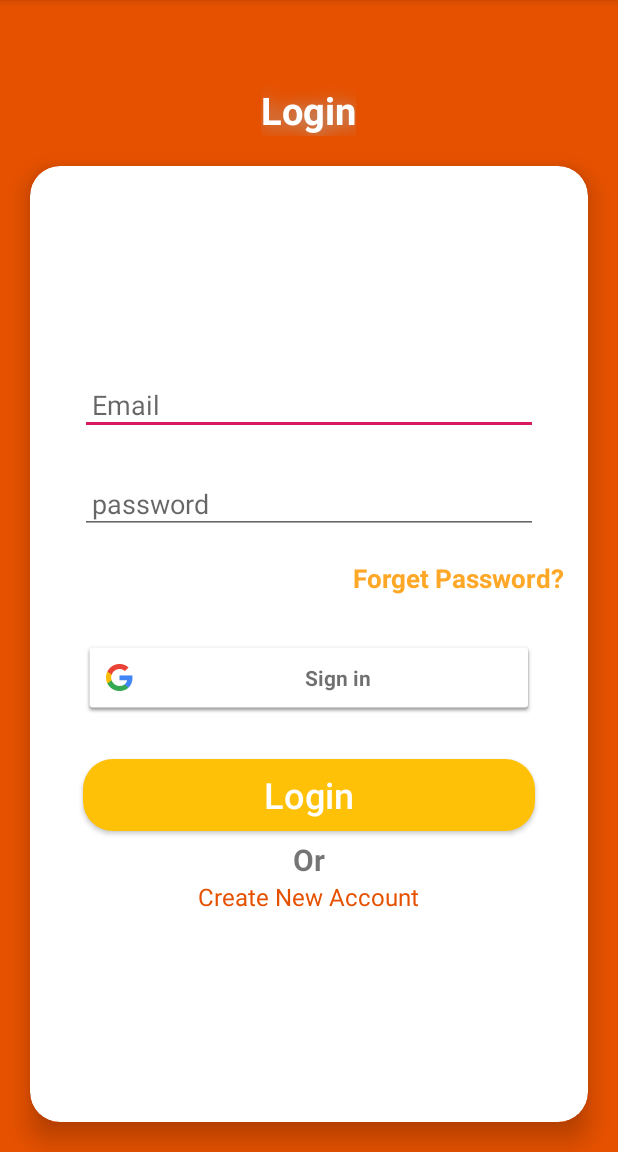
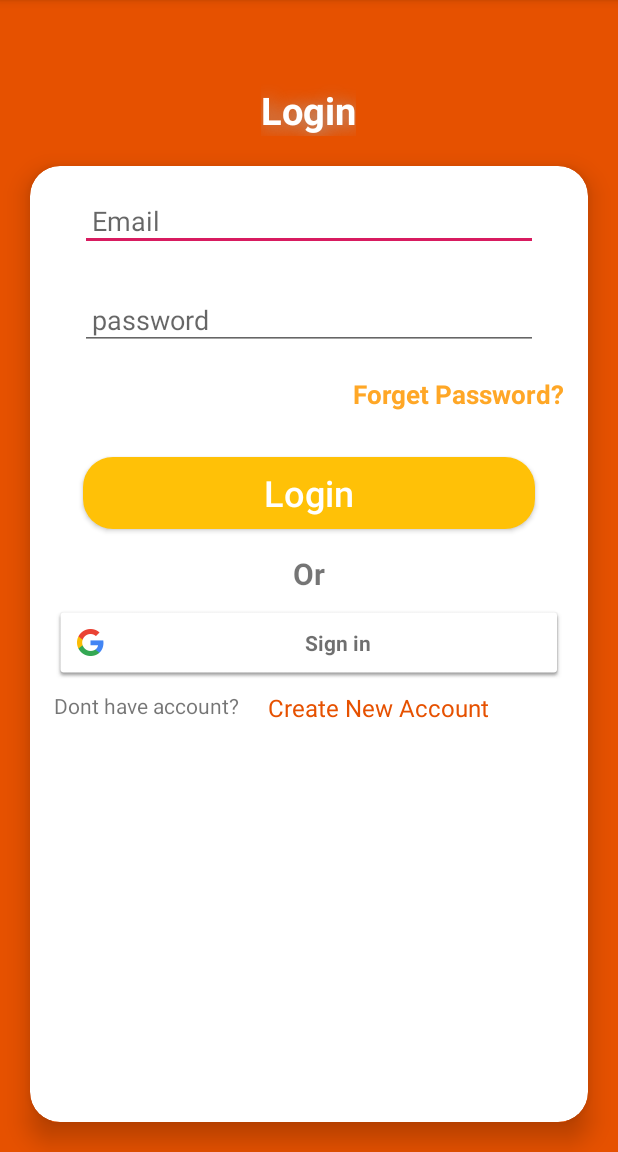
Before and after one commit to Omar4518/Pharma, an Android app: the screen it shows after launch (LoginActivityUser), after a tap on "USER LOGIN", on a phone screen of 412 x 824 dp, the part 84-1236 px from its top. Run offline under Robolectric (Android 15) with nearby library versions, the phone set to English and light mode, and no system bars; our stand-ins replace Firebase (no records; nobody signed in at launch, a user with empty details on screens opened directly).

Commit message:
login user design

```diff
--- a/app/src/main/res/layout/activity_login_user.xml
+++ b/app/src/main/res/layout/activity_login_user.xml
@@ -59,9 +59,9 @@
             app:cardElevation="10dp">
 
 
-            <LinearLayout
+            <RelativeLayout
                 android:layout_width="match_parent"
-                android:layout_height="match_parent"
+                android:layout_height="wrap_content"
                 android:gravity="center"
                 android:orientation="vertical"
                 android:padding="16dp">
@@ -80,6 +80,7 @@
                 <EditText
                     android:id="@+id/login_password_user"
                     android:layout_width="match_parent"
+                    android:layout_below="@id/login_email_user"
                     android:layout_height="wrap_content"
                     android:layout_marginLeft="17dp"
                     android:layout_marginTop="25dp"
@@ -93,25 +94,13 @@
                     android:id="@+id/forget_password_link_login_user"
                     android:layout_width="match_parent"
                     android:layout_height="wrap_content"
+                    android:layout_below="@id/login_password_user"
                     android:layout_marginTop="17dp"
                     android:text="@string/text_view_forget_password_user"
                     android:textAlignment="textEnd"
                     android:textColor="@color/colorPrimary"
                     android:textSize="17sp"
                     android:textStyle="bold" />
-
-                <com.google.android.gms.common.SignInButton
-                    android:id="@+id/login_button_user_google"
-                    android:layout_width="match_parent"
-                    android:layout_height="wrap_content"
-                    android:layout_marginLeft="19dp"
-                    android:layout_marginTop="30dp"
-                    android:layout_marginRight="19dp"
-                    android:text="@string/login_button_user2"
-                    android:textAllCaps="false"
-                    android:textColor="@android:color/background_light"
-                    android:textSize="24sp" />
-
                 <Button
                     android:id="@+id/login_button_user"
                     android:layout_width="match_parent"
@@ -123,20 +112,39 @@
                     android:text="@string/login_button_user"
                     android:textAllCaps="false"
                     android:textColor="@android:color/background_light"
+                    android:textSize="24sp"
+                    android:layout_below="@id/forget_password_link_login_user"/>
+
+                <com.google.android.gms.common.SignInButton
+                    android:id="@+id/login_button_user_google"
+                    android:layout_width="match_parent"
+                    android:layout_height="wrap_content"
+                    android:layout_marginTop="8dp"
+                    android:layout_below="@id/text_or"
+                    android:text="@string/login_button_user2"
+                    android:textAllCaps="false"
+                    android:textColor="@android:color/background_light"
                     android:textSize="24sp" />
 
                 <TextView
                     android:layout_width="wrap_content"
                     android:layout_height="wrap_content"
-                    android:layout_marginLeft="19dp"
-                    android:layout_marginTop="5dp"
-                    android:layout_marginRight="19dp"
-                    android:shadowDx="2"
-                    android:shadowDy="2"
-                    android:shadowRadius="15"
+                    android:layout_marginTop="16dp"
                     android:text="@string/text_or_user"
                     android:textSize="20sp"
-                    android:textStyle="bold" />
+                    android:textStyle="bold"
+                    android:layout_below="@id/login_button_user"
+                    android:layout_centerHorizontal="true"
+                    android:id="@+id/text_or"
+
+                    />
+                <TextView
+                    android:layout_width="wrap_content"
+                    android:layout_height="wrap_content"
+                    android:id="@+id/text_dont_have_account"
+                    android:layout_below="@id/login_button_user_google"
+                    android:text="@string/text_dont_have_account"
+                    android:layout_marginTop="8dp"/>
 
                 <TextView
                     android:id="@+id/login_create_new_account_text_user"
@@ -147,10 +155,13 @@
                     android:text="@string/login_create_new_account_text_user"
                     android:textAllCaps="false"
                     android:textSize="16sp"
-                    android:textColor="@color/colorPrimaryDark"/>
+                    android:textColor="@color/colorPrimaryDark"
+                    android:layout_below="@id/login_button_user_google"
+                    android:layout_toEndOf="@id/text_dont_have_account"
+                    android:layout_marginTop="8dp"/>
 
 
-            </LinearLayout>
+            </RelativeLayout>
         </androidx.cardview.widget.CardView>
 
 
--- a/app/src/main/res/values/strings.xml
+++ b/app/src/main/res/values/strings.xml
@@ -35,6 +35,7 @@
     <string name="login_create_new_account_text_user">Create New Account</string>
     <string name="login_button_user">Login</string>
     <string name="login_button_user2">Login Google</string>
+    <string name="text_dont_have_account">Dont have account? </string>
     <!--login admin strings-->
     <string name="login_admin">Login Admin</string>
     <string name="edit_text_email_login_hint_admin">Email</string>
```
